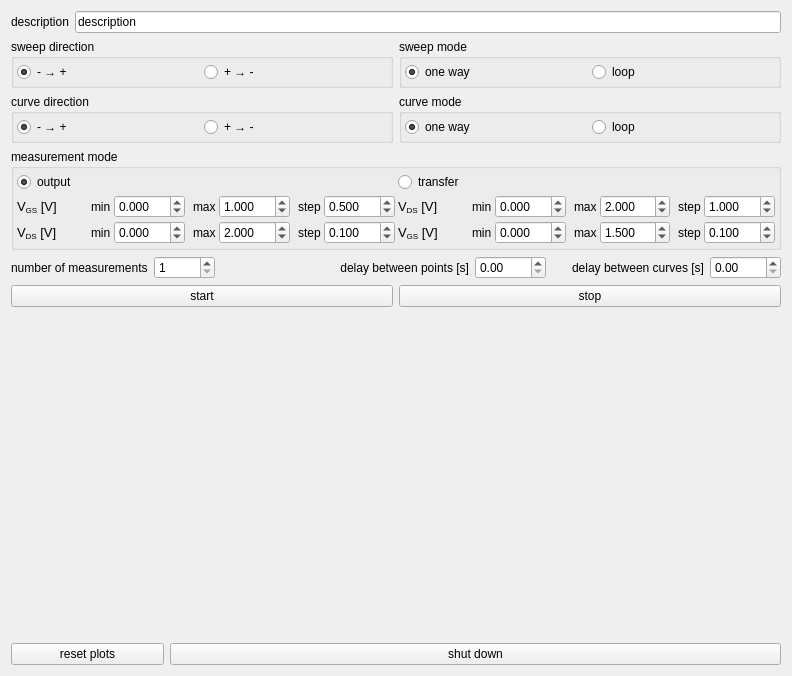
Above: experiments/transistor_output_transfer.ui from dean-nanomol/nanomol before the change. Below: the same form after it.
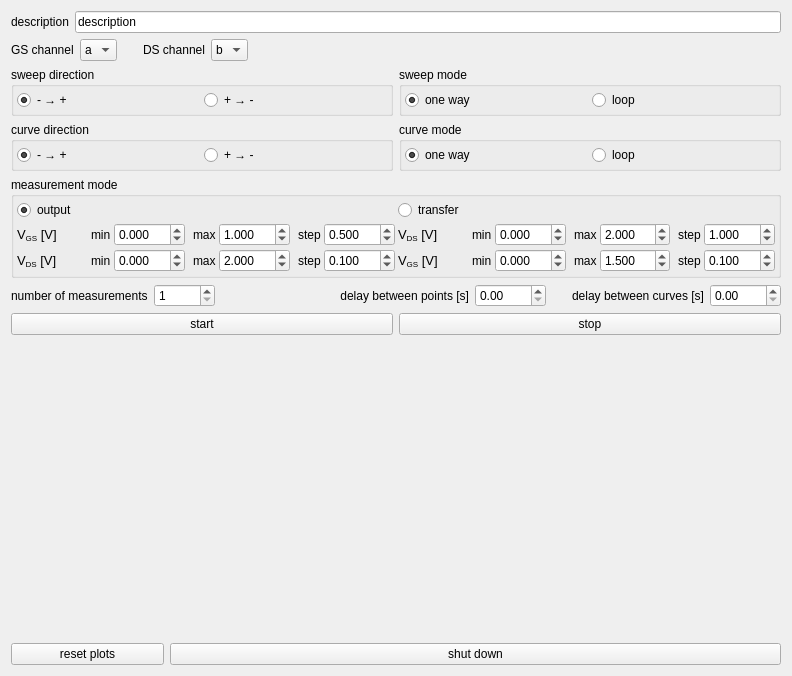
That is the form after the change.

Commit message: fix ui transistor_output_transfer

Patch:
```diff
--- a/experiments/transistor_output_transfer.ui
+++ b/experiments/transistor_output_transfer.ui
@@ -32,6 +32,84 @@
      </item>
     </layout>
    </item>
+   <item>
+    <layout class="QHBoxLayout" name="horizontalLayout_16">
+     <item>
+      <widget class="QLabel" name="label_21">
+       <property name="text">
+        <string>GS channel</string>
+       </property>
+      </widget>
+     </item>
+     <item>
+      <widget class="QComboBox" name="ch_GS_comboBox">
+       <item>
+        <property name="text">
+         <string>a</string>
+        </property>
+       </item>
+       <item>
+        <property name="text">
+         <string>b</string>
+        </property>
+       </item>
+      </widget>
+     </item>
+     <item>
+      <spacer name="horizontalSpacer_11">
+       <property name="orientation">
+        <enum>Qt::Horizontal</enum>
+       </property>
+       <property name="sizeType">
+        <enum>QSizePolicy::Maximum</enum>
+       </property>
+       <property name="sizeHint" stdset="0">
+        <size>
+         <width>20</width>
+         <height>20</height>
+        </size>
+       </property>
+      </spacer>
+     </item>
+     <item>
+      <widget class="QLabel" name="label_22">
+       <property name="text">
+        <string>DS channel</string>
+       </property>
+      </widget>
+     </item>
+     <item>
+      <widget class="QComboBox" name="ch_DS_comboBox">
+       <property name="currentIndex">
+        <number>1</number>
+       </property>
+       <item>
+        <property name="text">
+         <string>a</string>
+        </property>
+       </item>
+       <item>
+        <property name="text">
+         <string>b</string>
+        </property>
+       </item>
+      </widget>
+     </item>
+     <item>
+      <spacer name="horizontalSpacer_12">
+       <property name="orientation">
+        <enum>Qt::Horizontal</enum>
+       </property>
+       <property name="sizeHint" stdset="0">
+        <size>
+         <width>40</width>
+         <height>20</height>
+        </size>
+       </property>
+      </spacer>
+     </item>
+    </layout>
+   </item>
    <item>
     <layout class="QVBoxLayout" name="verticalLayout_5">
      <item>
```
The commit also changes 1 other file.
